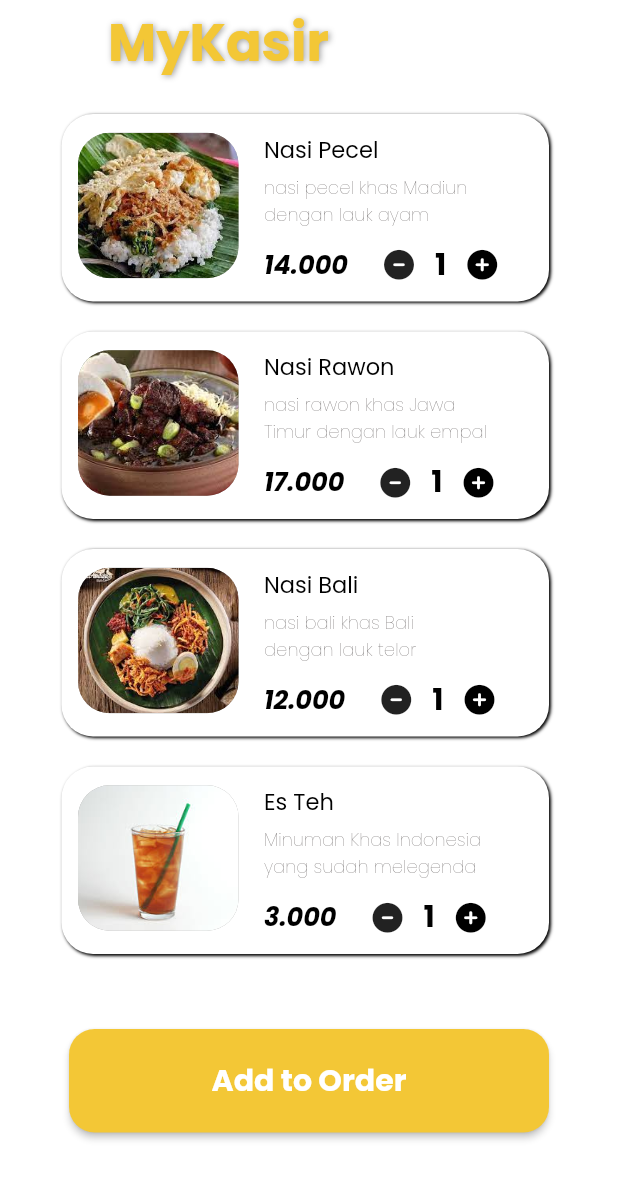
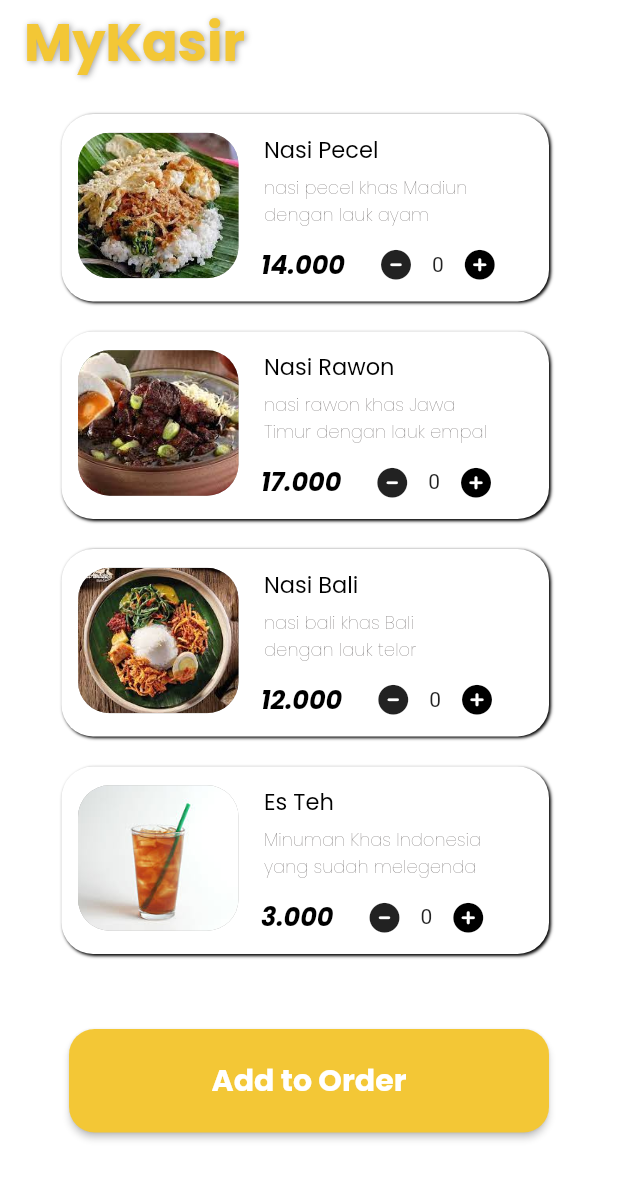
Before and after one commit to Ach-muchlas/myKasir, a Flutter app: the HomePages screen opened directly, on a phone screen of 412 x 824 dp. Shown: the top 1179 px of the screen. Run offline on Flutter 3.47's test engine with Material 2 defaults, Android fonts, the phone set to English and light mode, and no system bars; our stand-ins replace font_awesome_flutter, google_fonts.

Commit message:
Finish UI_2

```diff
--- a/lib/Material/Widget/barMenu.dart
+++ b/lib/Material/Widget/barMenu.dart
@@ -4,17 +4,24 @@ import 'package:tugas_pab/Material/typografi/my_Typography.dart';
 import 'package:font_awesome_flutter/font_awesome_flutter.dart';
 
 class BarMenu extends StatelessWidget {
-  const BarMenu(
-      {super.key,
-      required this.imageData,
-      required this.namaItem,
-      required this.penjelasanItem,
-      required this.harga});
+  const BarMenu({
+    super.key,
+    required this.imageData,
+    required this.namaItem,
+    required this.penjelasanItem,
+    required this.harga,
+    required this.onTapPlus,
+    required this.onTapMin,
+    required this.myvalue,
+  });
 
   final AssetImage imageData;
   final String namaItem;
   final String penjelasanItem;
   final String harga;
+  final Function() onTapPlus;
+  final Function() onTapMin;
+  final Widget myvalue;
 
   @override
   Widget build(BuildContext context) {
@@ -68,7 +75,7 @@ class BarMenu extends StatelessWidget {
               Row(
                 children: [
                   const SizedBox(
-                    width: 17,
+                    width: 15,
                   ),
                   Text(harga,
                       style: MyTypography.LargeBoldItalic.copyWith(
@@ -76,16 +83,14 @@ class BarMenu extends StatelessWidget {
                   Padding(
                     padding: const EdgeInsets.only(left: 10),
                     child: IconButton(
-                      onPressed: () {},
+                      onPressed: onTapMin,
                       icon: const FaIcon(FontAwesomeIcons.circleMinus),
                       iconSize: 20,
                     ),
                   ),
-                  Text('1',
-                      style: MyTypography.LargeBold2.copyWith(
-                          color: Colors.black)),
+                  myvalue,
                   IconButton(
-                    onPressed: () {},
+                    onPressed: onTapPlus,
                     icon: const FaIcon(FontAwesomeIcons.circlePlus),
                     iconSize: 20,
                     color: Colors.black,
--- a/lib/main.dart
+++ b/lib/main.dart
@@ -1,11 +1,10 @@
 import 'package:flutter/material.dart';
 import 'package:tugas_pab/pages/homePages.dart';
-import 'package:tugas_pab/pages/transactionPages.dart';
 
 void main() {
   runApp(const MaterialApp(
     title: 'Kasir_Resto',
     debugShowCheckedModeBanner: false,
-    home: TransactionPage(),
+    home: HomePages(),
   ));
 }
--- a/lib/pages/homePages.dart
+++ b/lib/pages/homePages.dart
@@ -13,6 +13,68 @@ class HomePages extends StatefulWidget {
 }
 
 class _HomePagesState extends State<HomePages> {
+  int _valueNasiPecel = 0;
+  int _valueNasiRawon = 0;
+  int _valueNasiBali = 0;
+  int _valueEsTeh = 0;
+
+  void _incrementNasiPecel() {
+    setState(() {
+      _valueNasiPecel++;
+    });
+  }
+
+  void _incrementNasiRawon() {
+    setState(() {
+      _valueNasiRawon++;
+    });
+  }
+
+  void _incrementNasiBali() {
+    setState(() {
+      _valueNasiBali++;
+    });
+  }
+
+  void _incrementEsTeh() {
+    setState(() {
+      _valueEsTeh++;
+    });
+  }
+
+  void _decrementNasiPecel() {
+    setState(() {
+      _valueNasiPecel--;
+      if (_valueNasiPecel < 0) {
+        _valueNasiPecel = 0;
+      }
+    });
+  }
+  void _decrementNasiRawon() {
+    setState(() {
+      _valueNasiRawon--;
+      if (_valueNasiRawon < 0) {
+        _valueNasiRawon = 0;
+      }
+    });
+  }
+  void _decrementNasiBali() {
+    setState(() {
+      _valueNasiBali--;
+      if (_valueNasiBali < 0) {
+        _valueNasiBali = 0;
+      }
+    });
+  }
+  void _decrementEsTeh() {
+    setState(() {
+      _valueEsTeh--;
+      if (_valueEsTeh < 0) {
+        _valueEsTeh = 0;
+      }
+    });
+  }
+
   @override
   Widget build(BuildContext context) {
     //penjelasan dari item
@@ -39,31 +101,42 @@ class _HomePagesState extends State<HomePages> {
         height: double.infinity,
         width: double.infinity,
         child: Column(
-          // ignore: prefer_const_literals_to_create_immutables
           children: [
-            const BarMenu(
-              imageData: AssetImage('assets/images/nasiPecel.jpg'),
+            BarMenu(
+              imageData: const AssetImage('assets/images/nasiPecel.jpg'),
               namaItem: 'Nasi Pecel',
               penjelasanItem: pNasiPecel,
               harga: '14.000',
+              myvalue: Text('$_valueNasiPecel'),
+              onTapPlus: _incrementNasiPecel,
+              onTapMin: _decrementNasiPecel,
             ),
-            const BarMenu(
-              imageData: AssetImage('assets/images/nasiRawon.jpg'),
+            BarMenu(
+              imageData: const AssetImage('assets/images/nasiRawon.jpg'),
               namaItem: 'Nasi Rawon',
               penjelasanItem: pNasiRawon,
               harga: '17.000',
+              myvalue: Text('$_valueNasiRawon'),
+              onTapPlus: _incrementNasiRawon,
+              onTapMin: _decrementNasiRawon,
             ),
-            const BarMenu(
+            BarMenu(
               imageData: AssetImage('assets/images/nasiBali.jpg'),
               namaItem: 'Nasi Bali',
               penjelasanItem: pNasiBali,
               harga: '12.000',
+              myvalue: Text('$_valueNasiBali'),
+              onTapPlus: _incrementNasiBali,
+              onTapMin: _decrementNasiBali,
             ),
-            const BarMenu(
+            BarMenu(
               imageData: AssetImage('assets/images/esTeh.jpg'),
               namaItem: 'Es Teh',
               penjelasanItem: pEsTeh,
               harga: '3.000',
+              myvalue: Text('$_valueEsTeh'),
+              onTapPlus: _incrementEsTeh,
+              onTapMin: _decrementEsTeh,
             ),
             CustomButton(
                 txtButton: Text('Add to Order',
--- a/lib/pages/transactionPages.dart
+++ b/lib/pages/transactionPages.dart
@@ -171,7 +171,7 @@ class _TransactionPageState extends State<TransactionPage> {
                               color: Colors.black),
                         ),
                         Text(
-                          '72.000',
+                          '62.000',
                           style: MyTypography.Reguler2.copyWith(
                               color: Colors.black),
                         )
@@ -253,9 +253,10 @@ class _TransactionPageState extends State<TransactionPage> {
                                           builder: (BuildContext context) =>
                                               HomePages()));
                                 },
+                                // ignore: prefer_const_constructors
                                 child: Text(
                                   'Ok',
-                                  style: TextStyle(color: Colors.black),
+                                  style: const TextStyle(color: Colors.black),
                                 ))
                           ],
                         );
```
